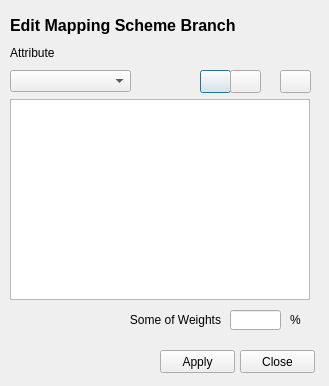
Qt form qt/dlg_ms_branch.ui (gem/sidd) before a commit.
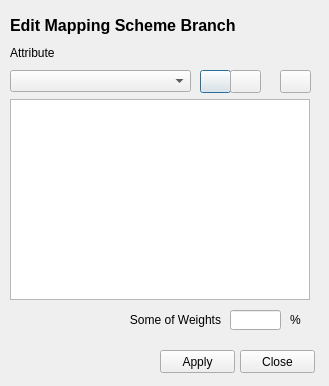
The same form after that commit. Icons and pictures are not drawn.

What changed in the file:
```diff
--- a/qt/dlg_ms_branch.ui
+++ b/qt/dlg_ms_branch.ui
@@ -144,7 +144,7 @@
     <rect>
      <x>10</x>
      <y>70</y>
-     <width>121</width>
+     <width>181</width>
      <height>22</height>
     </rect>
    </property>
```
